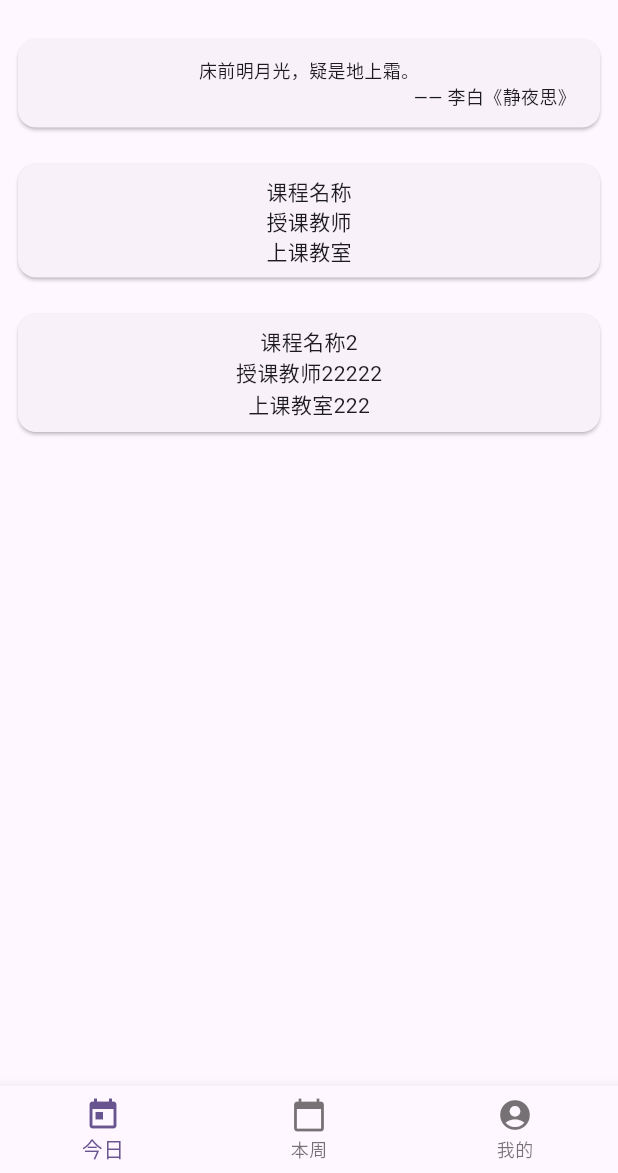
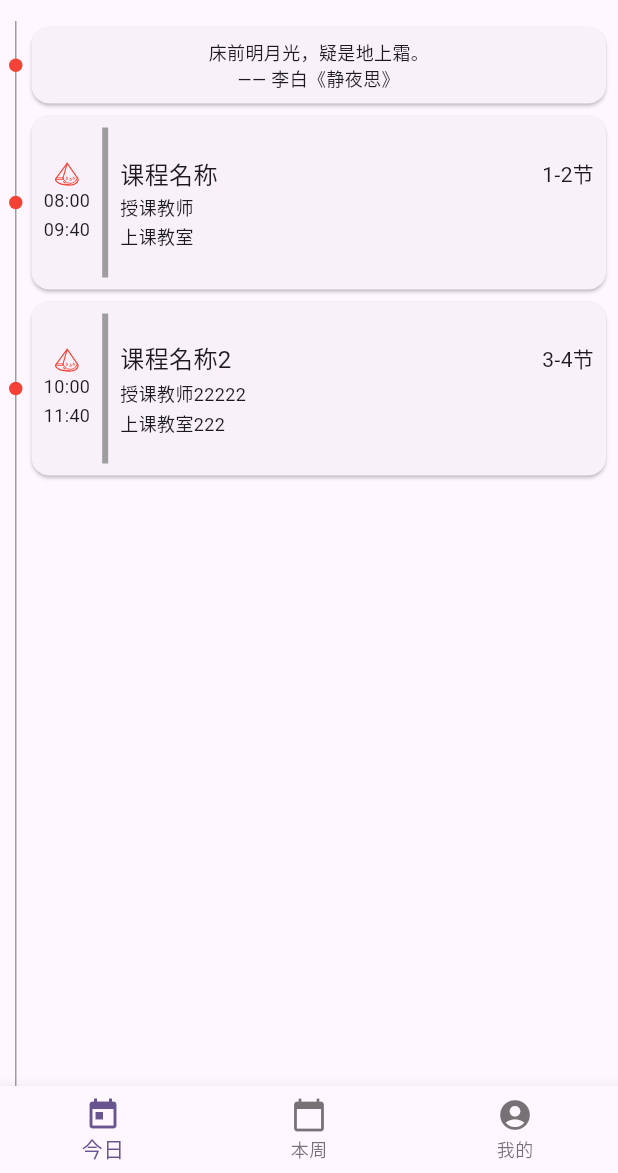
Before and after one commit to Mystery00/xhu_timetable_ios, a Flutter app: the screen it shows after launch, on a phone screen of 412 x 824 dp, the part 63-1236 px from its top. Run offline on Flutter 3.47's test engine with Material 3 defaults, Android fonts, the phone set to English and light mode, and no system bars; our stand-ins replace flutter_svg.

Commit message:
feat: 今日课程骨架页面

```diff
--- a/lib/home/today.dart
+++ b/lib/home/today.dart
@@ -1,4 +1,6 @@
 import 'package:flutter/material.dart';
+import 'package:flutter/widgets.dart';
+import 'package:flutter_svg/svg.dart';
 
 class TodayHomePage extends StatefulWidget {
   const TodayHomePage({super.key});
@@ -52,19 +54,27 @@ class TodayListWidget extends StatelessWidget {
 
   @override
   Widget build(BuildContext context) {
-    return ListView.builder(
+    return Stack(
+      children: [
+        Align(
+          alignment: AlignmentDirectional.centerStart,
+          child: Container(
+            width: 1,
+            height: double.infinity,
+            color: Colors.grey,
+            margin: const EdgeInsets.only(left: 10, right: 10),
+          ),
+        ),
+        SizedBox(
+          width: double.infinity,
+          child: ListView.builder(
             itemCount: items.length,
             itemBuilder: (context, index) {
-        return Padding(
-          padding: const EdgeInsets.all(8.0),
-          child: Card(
-            child: Padding(
-              padding: const EdgeInsets.all(8.0),
-              child: items[index].buildContent(context),
+              return items[index].buildContent(context);
+            },
           ),
-          ),
-        );
-      },
+        )
+      ],
     );
   }
 }
@@ -88,9 +98,24 @@ class PoemsItem extends TodayItem {
   @override
   Widget buildContent(BuildContext context) {
     return Padding(
-      padding: const EdgeInsets.only(left: 8, right: 8, top: 4, bottom: 4),
+      padding: const EdgeInsets.only(top: 4, bottom: 4),
+      child: Row(
+        children: [
+          Container(
+            width: 9,
+            height: 9,
+            margin: const EdgeInsets.all(6),
+            decoration: const BoxDecoration(
+              color: Colors.red,
+              shape: BoxShape.circle,
+            ),
+          ),
+          Expanded(
+            child: Card(
+              margin: const EdgeInsets.only(right: 8),
+              child: Padding(
+                padding: const EdgeInsets.all(8.0),
                 child: Column(
-        crossAxisAlignment: CrossAxisAlignment.end,
                   children: [
                     Center(
                       child: Text(
@@ -101,7 +126,13 @@ class PoemsItem extends TodayItem {
                     Text(
                       "—— $author《$title》",
                       style: const TextStyle(fontSize: 12),
+                      textAlign: TextAlign.end,
                     ),
+                  ],
+                ),
+              ),
+            ),
+          )
         ],
       ),
     );
@@ -132,18 +163,110 @@ class CourseItem extends TodayItem {
 
   @override
   Widget buildContent(BuildContext context) {
-    return Column(
+    return Padding(
+        padding: const EdgeInsets.only(top: 4, bottom: 4),
+        child: Row(
+          children: [
+            Container(
+              width: 9,
+              height: 9,
+              margin: const EdgeInsets.all(6),
+              decoration: const BoxDecoration(
+                color: Colors.red,
+                shape: BoxShape.circle,
+              ),
+            ),
+            Expanded(
+              child: Card(
+                margin: const EdgeInsets.only(right: 8),
+                child: Padding(
+                  padding: const EdgeInsets.all(8.0),
+                  child: Stack(
+                    children: [
+                      Row(
+                        children: [
+                          Column(
+                            children: [
+                              SvgPicture.asset("assets/icons/ic_watermelon.svg",
+                                  height: 16,
+                                  width: 16,
+                                  colorFilter: const ColorFilter.mode(
+                                      Colors.red, BlendMode.srcIn)),
+                              Padding(
+                                padding:
+                                    const EdgeInsets.only(top: 1, bottom: 1),
+                                child: Text(
+                                  startTime,
+                                  style: const TextStyle(fontSize: 12),
+                                ),
+                              ),
+                              Padding(
+                                padding:
+                                    const EdgeInsets.only(top: 1, bottom: 1),
+                                child: Text(
+                                  endTime,
+                                  style: const TextStyle(fontSize: 12),
+                                ),
+                              ),
+                            ],
+                          ),
+                          Container(
+                            width: 4,
+                            height: 100,
+                            color: Colors.grey,
+                            padding: const EdgeInsets.all(12.0),
+                            margin: const EdgeInsets.only(left: 8, right: 8),
+                          ),
+                          Expanded(
+                            child: Column(
+                              crossAxisAlignment: CrossAxisAlignment.start,
+                              children: [
+                                Padding(
+                                  padding:
+                                      const EdgeInsets.only(top: 1, bottom: 1),
+                                  child: Row(
+                                    textDirection: TextDirection.rtl,
                                     children: [
                                       Text(
+                                        "$startDayTime-$endDayTime节",
+                                        style: const TextStyle(fontSize: 14),
+                                      ),
+                                      Expanded(
+                                        child: Text(
                                           courseName,
+                                          style: const TextStyle(fontSize: 16),
                                         ),
-        Text(
-          teacher,
-        ),
-        Text(
-          location,
                                       ),
                                     ],
-    );
+                                  ),
+                                ),
+                                Padding(
+                                  padding:
+                                      const EdgeInsets.only(top: 1, bottom: 1),
+                                  child: Text(
+                                    teacher,
+                                    style: const TextStyle(fontSize: 12),
+                                  ),
+                                ),
+                                Padding(
+                                  padding:
+                                      const EdgeInsets.only(top: 1, bottom: 1),
+                                  child: Text(
+                                    location,
+                                    style: const TextStyle(fontSize: 12),
+                                  ),
+                                ),
+                              ],
+                            ),
+                          ),
+                        ],
+                      ),
+                    ],
+                  ),
+                ),
+              ),
+            ),
+          ],
+        ));
   }
 }
--- a/lib/main.dart
+++ b/lib/main.dart
@@ -1,5 +1,5 @@
 import 'package:flutter/material.dart';
-import 'package:xhu_timetable_ios/home/home.dart';
+import 'home/home.dart';
 
 void main() {
   runApp(const MyApp());
--- a/pubspec.yaml
+++ b/pubspec.yaml
@@ -30,6 +30,7 @@ environment:
 dependencies:
   flutter:
     sdk: flutter
+  flutter_svg: ^2.0.10+1
 
 
   # The following adds the Cupertino Icons font to your application.
@@ -57,6 +58,9 @@ flutter:
   # included with your application, so that you can use the icons in
   # the material Icons class.
   uses-material-design: true
+
+  assets:
+    - assets/icons/ic_watermelon.svg
 
   # To add assets to your application, add an assets section, like this:
   # assets:
```
Also changed, not shown: assets/icons/ic_watermelon.svg (added), pubspec.lock. Lines whose indentation alone changed are shown as unchanged.
